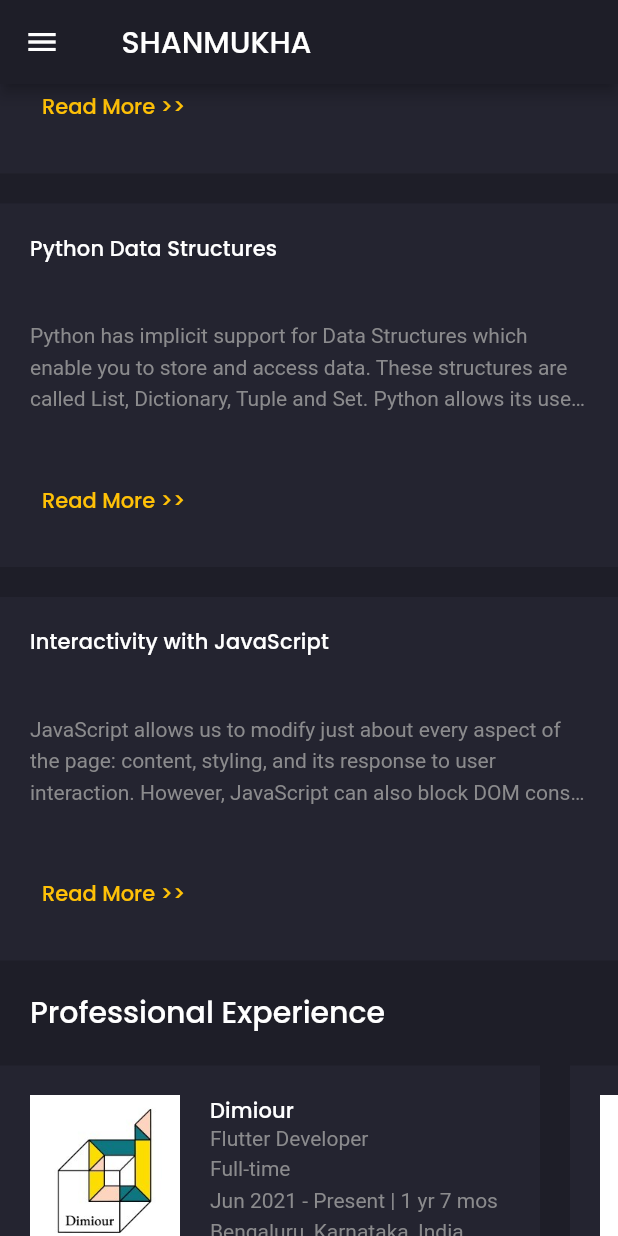
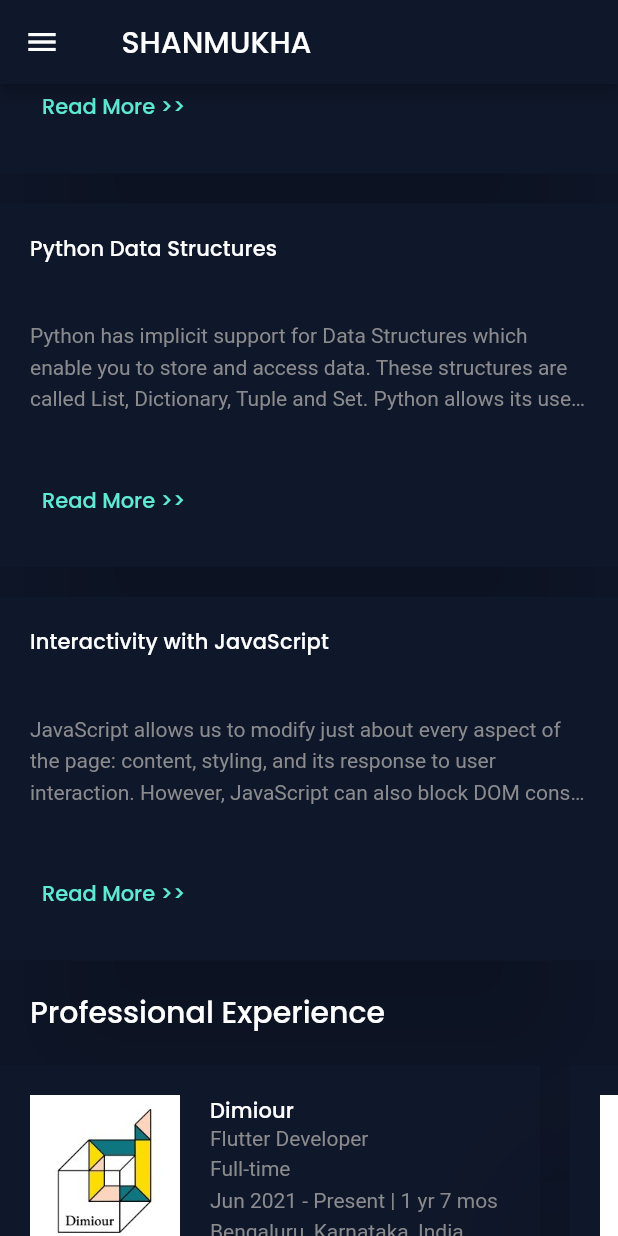
Before and after one commit to pshanmukha/shanmukha_portfolio, a Flutter app: the screen it shows after launch, scrolled down 2304 dp, after a tap on "Read More >>", on a phone screen of 412 x 824 dp. Run offline on Flutter 3.47's test engine with Material 2 defaults, Android fonts, the light colour scheme and no system bars; drawn by our look-alikes of animated_text_kit; our stand-ins replace flutter_svg, google_fonts; missing offline and left inert: dart:html.

Commit message:
1)Theme change

```diff
--- a/lib/constants.dart
+++ b/lib/constants.dart
@@ -1,12 +1,15 @@
 import 'package:flutter/material.dart';
 
-const primaryColor = Color(0xFFFFC107);
+const primaryColor = Color(0xFF5EEAD4);
 const secondaryColor = Color(0xFF242430);
 const darkColor = Color(0xFF191923);
 const bodyTextColor = Color(0xFF8B8B8D);
-const bgColor = Color(0xFF1E1E28);
+const bgColor = Color(0xFF0F172A);
 const double opacity = 0.5;
 Color primaryButtonColor = Colors.yellow.shade200;
+const submitButtonTextColor = Color(0xFF134E4A);
+const titleTextColor = Color(0xFFE2E8F0);
+const tileBgColor = Color(0xFF94A3B8);
 
 const defaultPadding = 20.0;
 const defaultDuration = Duration(seconds: 1);
--- a/lib/main.dart
+++ b/lib/main.dart
@@ -27,8 +27,8 @@ class MyApp extends StatelessWidget {
         textTheme: GoogleFonts.poppinsTextTheme(Theme.of(context).textTheme)
           .apply(bodyColor: Colors.white)
           .copyWith(
-          bodyText1: const TextStyle(color: bodyTextColor),
-          bodyText2: const TextStyle(color: bodyTextColor),
+          bodyLarge: const TextStyle(color: titleTextColor),
+          bodyMedium: const TextStyle(color: bodyTextColor),
         )
       ),
       home: const HomeScreen(),
--- a/lib/models/experience.dart
+++ b/lib/models/experience.dart
@@ -1,7 +1,20 @@
 class Experience {
-  final String? companyName, designation, shift, timeLine, location, companyLogo;
+  final String? companyName,
+      designation,
+      shift,
+      timeLine,
+      location,
+      companyLogo,
+      url;
 
-  Experience({this.companyName, this.designation, this.shift, this.timeLine, this.location, this.companyLogo});
+  Experience(
+      {this.companyName,
+      this.designation,
+      this.shift,
+      this.timeLine,
+      this.location,
+      this.companyLogo,
+      this.url});
 }
 
 final List<Experience> experienceList = [
@@ -11,14 +24,18 @@ final List<Experience> experienceList = [
     shift: "Full-time",
     timeLine: "Jun 2021 - Present | 1 yr 7 mos",
     location: "Bengaluru, Karnataka, India",
-    companyLogo: "https://media-exp1.licdn.com/dms/image/C4D0BAQHQV5iPEdYhEA/company-logo_200_200/0/1657034303881?e=1678924800&v=beta&t=OdWFu8_Bncjw-mqIT8CmeBHtiZzxmDk0cVNX-vKB2N4"
+    companyLogo:
+        "https://media-exp1.licdn.com/dms/image/C4D0BAQHQV5iPEdYhEA/company-logo_200_200/0/1657034303881?e=1678924800&v=beta&t=OdWFu8_Bncjw-mqIT8CmeBHtiZzxmDk0cVNX-vKB2N4",
+    url: "https://www.dimiour.io/",
   ),
   Experience(
-      companyName: "Dimiour",
-      designation: "Software Intern",
-      shift: "Internship",
-      timeLine: "Mar 2021 - Jun 2021 | 3 mos",
-      location: "Bengaluru, Karnataka, India",
-    companyLogo: "https://media-exp1.licdn.com/dms/image/C4D0BAQHQV5iPEdYhEA/company-logo_200_200/0/1657034303881?e=1678924800&v=beta&t=OdWFu8_Bncjw-mqIT8CmeBHtiZzxmDk0cVNX-vKB2N4"
+    companyName: "Dimiour",
+    designation: "Software Intern",
+    shift: "Internship",
+    timeLine: "Mar 2021 - Jun 2021 | 3 mos",
+    location: "Bengaluru, Karnataka, India",
+    companyLogo:
+        "https://media-exp1.licdn.com/dms/image/C4D0BAQHQV5iPEdYhEA/company-logo_200_200/0/1657034303881?e=1678924800&v=beta&t=OdWFu8_Bncjw-mqIT8CmeBHtiZzxmDk0cVNX-vKB2N4",
+    url: "https://www.dimiour.io/",
   ),
 ];
--- a/lib/screens/home/components/certification_card.dart
+++ b/lib/screens/home/components/certification_card.dart
@@ -1,13 +1,12 @@
-import 'package:flutter/cupertino.dart';
 import 'package:flutter/material.dart';
 import 'package:flutter_svg/flutter_svg.dart';
 import 'package:shanmukha_portfolio/constants.dart';
-import 'package:shanmukha_portfolio/models/certications.dart';
+import 'package:shanmukha_portfolio/models/certifications.dart';
 import 'package:shanmukha_portfolio/responsive.dart';
 
 import 'package:shanmukha_portfolio/utility/utility_methods.dart';
 
-class CertificateCard extends StatelessWidget {
+class CertificateCard extends StatefulWidget {
   const CertificateCard({
     Key? key,
     required this.certificate,
@@ -16,20 +15,40 @@ class CertificateCard extends StatelessWidget {
   final Certificate certificate;
 
   @override
+  State<CertificateCard> createState() => _CertificateCardState();
+}
+
+class _CertificateCardState extends State<CertificateCard> {
+  @override
   Widget build(BuildContext context) {
-    return Container(
+    bool isHover = false;
+    return Material(
+      elevation: 50,
+      color: isHover ? tileBgColor : bgColor,
+      animationDuration: const Duration(seconds: 200),
+      child: InkWell(
+        onHover: (val) {
+          setState(() {
+            isHover = val;
+          });
+        },
+        onTap: () {
+          openLinkInOtherTab(widget.certificate.verifyLink!);
+        },
+        child: Container(
           padding: const EdgeInsets.all(defaultPadding),
-      color: secondaryColor,
-      child: Column(crossAxisAlignment: CrossAxisAlignment.start, children: [
+          color: Colors.transparent,
+          child:
+              Column(crossAxisAlignment: CrossAxisAlignment.start, children: [
             Text(
-      certificate.title!,
+              widget.certificate.title!,
               maxLines: 2,
               overflow: TextOverflow.ellipsis,
-      style: Theme.of(context).textTheme.subtitle2,
+              style: Theme.of(context).textTheme.titleSmall,
             ),
             const Spacer(),
             Text(
-      certificate.description!,
+              widget.certificate.description!,
               maxLines: Responsive.isMobileLarge(context) ? 3 : 4,
               overflow: TextOverflow.ellipsis,
               style: const TextStyle(height: 1.5),
@@ -38,16 +57,18 @@ class CertificateCard extends StatelessWidget {
             TextButton(
               onPressed: () {},
               child: GestureDetector(
-        child: Text(
+                child: const Text(
                   "Read More >>",
                   style: TextStyle(color: primaryColor),
                 ),
                 onTap: () {
-          openLinkInOtherTab(certificate.verifyLink!);
+                  openLinkInOtherTab(widget.certificate.verifyLink!);
                 },
               ),
             ),
           ]),
+        ),
+      ),
     );
   }
 }
--- a/lib/screens/home/components/contactform.dart
+++ b/lib/screens/home/components/contactform.dart
@@ -56,7 +56,7 @@ class _ContactFormState extends State<ContactForm> {
           children: [
             Text(
               "Contact Me",
-              style: Theme.of(context).textTheme.headline3!.copyWith(
+              style: Theme.of(context).textTheme.displaySmall!.copyWith(
                   fontWeight: FontWeight.bold, color: Colors.white),
             ),
             Padding(
@@ -256,18 +256,20 @@ class _ContactFormState extends State<ContactForm> {
                             children: const [
                               Text(
                                 "Submit",
+                                style: TextStyle(color: submitButtonTextColor),
                               ),
                               SizedBox(
                                 width: defaultPadding / 2,
                               ),
-                              Icon(Icons.check_circle),
+                              Icon(Icons.check_circle, color: submitButtonTextColor,),
                             ],
                           ),
                   ),
                   style: ElevatedButton.styleFrom(
-                    primary: primaryColor,
+                    backgroundColor: primaryColor,
                     minimumSize: const Size(100, 50),
                     elevation: 3,
+                    textStyle: const TextStyle(color: submitButtonTextColor),
                   )),
             )
           ],
--- a/lib/screens/home/components/experience_card.dart
+++ b/lib/screens/home/components/experience_card.dart
@@ -1,9 +1,10 @@
 import 'package:flutter/material.dart';
 import 'package:shanmukha_portfolio/constants.dart';
 import 'package:shanmukha_portfolio/models/experience.dart';
+import 'package:shanmukha_portfolio/utility/utility_methods.dart';
 
 
-class ExperienceCard extends StatelessWidget {
+class ExperienceCard extends StatefulWidget {
   const ExperienceCard({
     Key? key, required this.recommendation,
   }) : super(key: key);
@@ -11,11 +12,30 @@ class ExperienceCard extends StatelessWidget {
   final Experience recommendation;
 
   @override
+  State<ExperienceCard> createState() => _ExperienceCardState();
+}
+
+class _ExperienceCardState extends State<ExperienceCard> {
+  @override
   Widget build(BuildContext context) {
-    return Container(
+    bool isHover = false;
+    return Material(
+      elevation: 50,
+      color: isHover ? tileBgColor :bgColor,
+      animationDuration: const Duration(seconds: 200),
+      child: InkWell(
+        onHover: (val) {
+          setState(() {
+            isHover = val;
+          });
+        },
+        onTap: () {
+          openLinkInOtherTab(widget.recommendation.url);
+        },
+        child: Container(
           width: 360,
-      padding: EdgeInsets.all(defaultPadding),
-      color: secondaryColor,
+          padding: const EdgeInsets.all(defaultPadding),
+          color: Colors.transparent,
           child: Row(
             children: [
               SizedBox(
@@ -29,26 +49,26 @@ class ExperienceCard extends StatelessWidget {
                   crossAxisAlignment: CrossAxisAlignment.start,
                   children: [
                     Text(
-                  recommendation.companyName!,
+                      widget.recommendation.companyName!,
                       style: Theme.of(context).textTheme.subtitle2,
                       maxLines: 1,
                       overflow: TextOverflow.ellipsis,
                     ),
-                Text(recommendation.designation!,maxLines: 1,overflow: TextOverflow.ellipsis,),
+                    Text(widget.recommendation.designation!,maxLines: 1,overflow: TextOverflow.ellipsis,),
                     Text(
-                  recommendation.shift!,
+                      widget.recommendation.shift!,
                       maxLines: 1,
                       overflow: TextOverflow.ellipsis,
                       style: TextStyle(height: 1.5),
                     ),
                     Text(
-                  recommendation.timeLine!,
+                      widget.recommendation.timeLine!,
                       maxLines: 2,
                       overflow: TextOverflow.ellipsis,
                       style: TextStyle(height: 1.5),
                     ),
                     Text(
-                  recommendation.location!,
+                      widget.recommendation.location!,
                       maxLines: 1,
                       overflow: TextOverflow.ellipsis,
                       style: TextStyle(height: 1.5),
@@ -58,6 +78,8 @@ class ExperienceCard extends StatelessWidget {
               ),
             ],
           ),
+        ),
+      ),
     );
   }
 }
--- a/lib/screens/home/components/home_banner.dart
+++ b/lib/screens/home/components/home_banner.dart
@@ -14,7 +14,7 @@ class HomeBanner extends StatelessWidget {
       aspectRatio: Responsive.isMobile(context) ? 2.5 : 3,
       child: Stack(fit: StackFit.expand, children: [
         Image.asset(
-          "assets/images/bg.jpeg",
+          "assets/images/bg.jpg",
           fit: BoxFit.cover,
         ),
         Container(
@@ -29,10 +29,10 @@ class HomeBanner extends StatelessWidget {
               Text(
                 "Welcome to my \nArt Space!",
                 style: Responsive.isDesktop(context)
-                    ? Theme.of(context).textTheme.headline3!.copyWith(
-                        fontWeight: FontWeight.bold, color: Colors.white)
-                    : Theme.of(context).textTheme.headline5!.copyWith(
-                        fontWeight: FontWeight.bold, color: Colors.white),
+                    ? Theme.of(context).textTheme.displaySmall!.copyWith(
+                        fontWeight: FontWeight.bold, color: titleTextColor)
+                    : Theme.of(context).textTheme.headlineSmall!.copyWith(
+                        fontWeight: FontWeight.bold, color: titleTextColor),
               ),
               if (Responsive.isMobileLarge(context))
                 const SizedBox(
@@ -59,7 +59,7 @@ class MyBuildAnimatedText extends StatelessWidget {
   @override
   Widget build(BuildContext context) {
     return DefaultTextStyle(
-      style: Theme.of(context).textTheme.subtitle1!,
+      style: Theme.of(context).textTheme.titleMedium!,
       maxLines: 1,
       child: Row(
         children: [
@@ -108,13 +108,13 @@ class FlutterCodedText extends StatelessWidget {
   Widget build(BuildContext context) {
     return const Text.rich(
       TextSpan(text: "<", children: [
-        const TextSpan(
+        TextSpan(
           text: "flutter",
           style: TextStyle(
             color: primaryColor,
           ),
         ),
-        const TextSpan(text: ">"),
+        TextSpan(text: ">"),
       ]),
     );
   }
--- a/lib/screens/home/components/my_certifications.dart
+++ b/lib/screens/home/components/my_certifications.dart
@@ -1,6 +1,6 @@
 import 'package:flutter/material.dart';
 import 'package:shanmukha_portfolio/constants.dart';
-import 'package:shanmukha_portfolio/models/certications.dart';
+import 'package:shanmukha_portfolio/models/certifications.dart';
 import 'package:shanmukha_portfolio/responsive.dart';
 import 'package:shanmukha_portfolio/screens/home/components/certification_card.dart';
 
@@ -21,13 +21,13 @@ class MyCertifications extends StatelessWidget {
           padding: const EdgeInsets.symmetric(horizontal:defaultPadding),
           child: Text(
             "My Certifications",
-            style: Theme.of(context).textTheme.headline6,
+            style: Theme.of(context).textTheme.titleLarge,
           ),
         ),
         const SizedBox(
           height: defaultPadding,
         ),
-        Responsive(
+        const Responsive(
             mobile: CertificateGridView(crossAxisCount: 1,childAspectRatio: 1.7,),
             mobileLarge: CertificateGridView(
               crossAxisCount: 2,
@@ -55,7 +55,7 @@ class CertificateGridView extends StatelessWidget {
     return GridView.builder(
       controller: ScrollController(),
       shrinkWrap: true,
-      physics: NeverScrollableScrollPhysics(),
+      physics: const NeverScrollableScrollPhysics(),
       itemCount: certificateList.length,
       gridDelegate: SliverGridDelegateWithFixedCrossAxisCount(
         crossAxisCount: crossAxisCount,
--- a/lib/screens/home/components/project_card.dart
+++ b/lib/screens/home/components/project_card.dart
@@ -4,24 +4,44 @@ import 'package:shanmukha_portfolio/models/projects.dart';
 import 'package:shanmukha_portfolio/responsive.dart';
 import 'package:shanmukha_portfolio/utility/utility_methods.dart';
 
-class ProjectCard extends StatelessWidget {
+class ProjectCard extends StatefulWidget {
   const ProjectCard({Key? key, required this.project}) : super(key: key);
   final Project project;
+
+  @override
+  State<ProjectCard> createState() => _ProjectCardState();
+}
+
+class _ProjectCardState extends State<ProjectCard> {
   @override
   Widget build(BuildContext context) {
-    return Container(
+    bool isHover = false;
+    return Material(
+      elevation: 50,
+      color: isHover ? tileBgColor :bgColor,
+      animationDuration: const Duration(seconds: 200),
+      child: InkWell(
+        onHover: (val) {
+            setState(() {
+              isHover = val;
+            });
+        },
+        onTap: () {
+          openLinkInOtherTab(widget.project.link!);
+        },
+        child: Container(
           padding: const EdgeInsets.all(defaultPadding),
-      color: secondaryColor,
+          color: Colors.transparent,
           child: Column(crossAxisAlignment: CrossAxisAlignment.start, children: [
             Text(
-          project.name!,
+              widget.project.name!,
               maxLines: 2,
               overflow: TextOverflow.ellipsis,
-          style: Theme.of(context).textTheme.subtitle2,
+              style: Theme.of(context).textTheme.titleSmall,
             ),
             const Spacer(),
             Text(
-          project.description!,
+              widget.project.description!,
               maxLines: Responsive.isMobileLarge(context) ? 3 : 4,
               overflow: TextOverflow.ellipsis,
               style: const TextStyle(height: 1.5),
@@ -35,11 +55,13 @@ class ProjectCard extends StatelessWidget {
                   style: TextStyle(color: primaryColor),
                 ),
                 onTap: () {
-              openLinkInOtherTab(project.link!);
+                  openLinkInOtherTab(widget.project.link!);
                 },
               ),
             ),
           ]),
+        ),
+      ),
     );
   }
 }
```
Also changed, not shown: lib/components/zoom_image_on_hover.dart (added, +77 -0 lines), lib/screens/main/components/my_info.dart (+9 -7 lines), lib/screens/main/components/side_menu.dart (+35 -12 lines), assets/images/bg.jpg (added), lib/models/certifications.dart (renamed from lib/models/certications.dart). Lines whose indentation alone changed are shown as unchanged.
